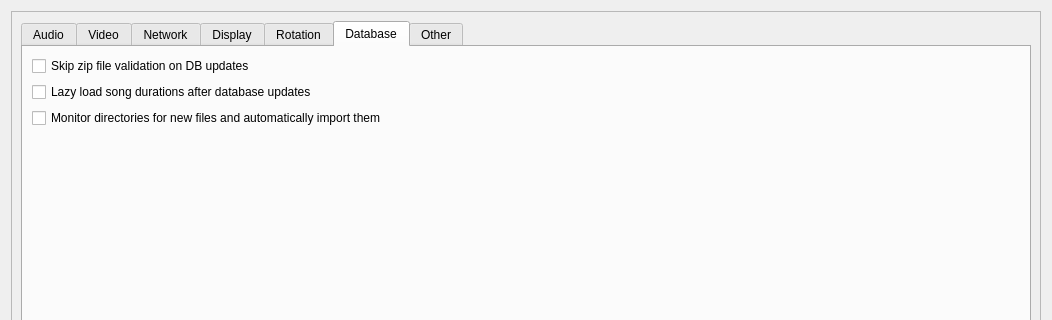
Above: OpenKJ/dlgsettings.ui from OpenKJ/OpenKJ before the change; both pictures show x 0 to 1052 and y 0 to 320 of the 1052 by 1130 pixel window. Below: the same form after it.
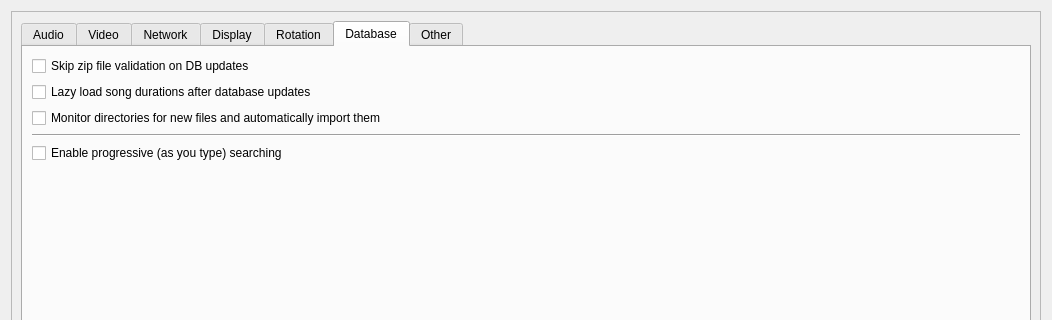
That is the form after the change. The open tabs and pages were chosen to show the change. Icons and pictures are not drawn.

Commit message: Allow disabling of progressive search for slower machines

```diff
--- a/OpenKJ/dlgsettings.ui
+++ b/OpenKJ/dlgsettings.ui
@@ -1390,6 +1390,20 @@
               </property>
              </widget>
             </item>
+            <item>
+             <widget class="Line" name="line_2">
+              <property name="orientation">
+               <enum>Qt::Horizontal</enum>
+              </property>
+             </widget>
+            </item>
+            <item>
+             <widget class="QCheckBox" name="checkBoxProgressiveSearch">
+              <property name="text">
+               <string>Enable progressive (as you type) searching</string>
+              </property>
+             </widget>
+            </item>
             <item>
              <spacer name="verticalSpacer_9">
               <property name="orientation">
```
The commit also changes 14 other files.
